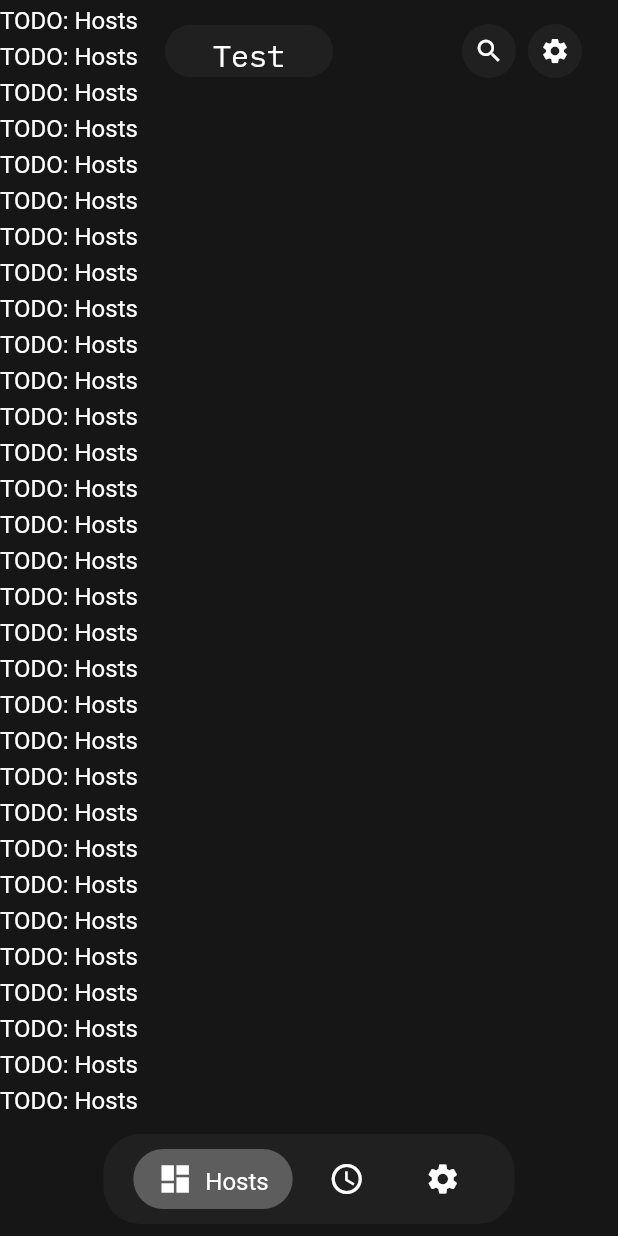
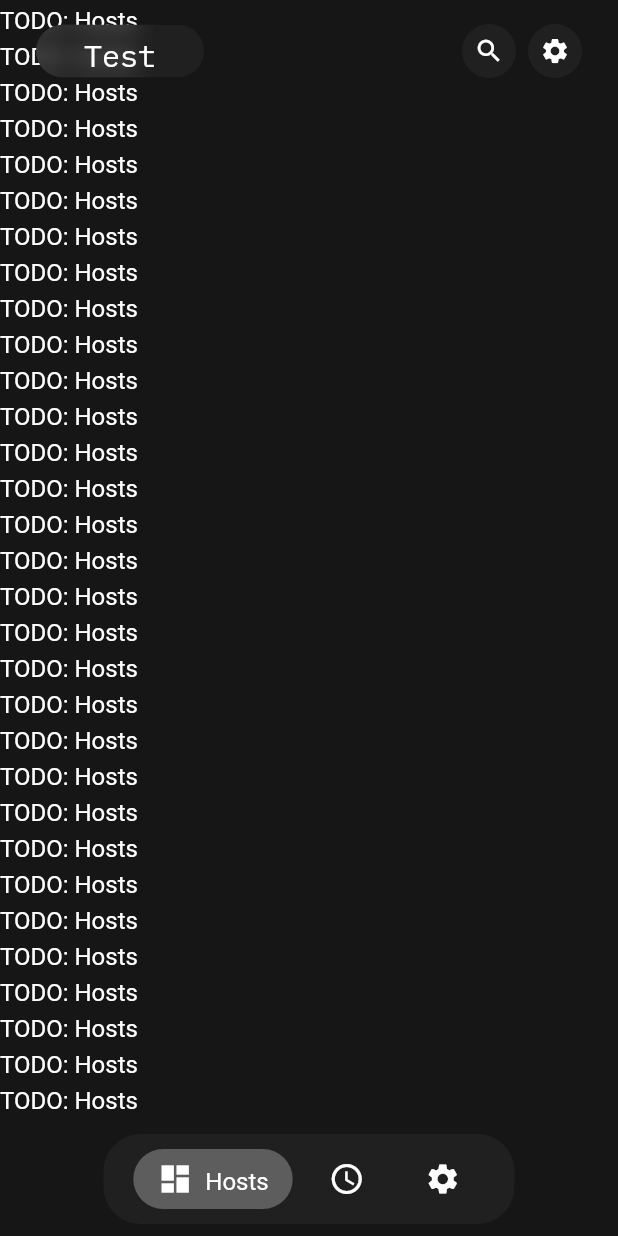
Before and after one commit to cliq-terminal/cliq, a Flutter app: the screen it shows after launch, on a phone screen of 412 x 824 dp. Run offline on Flutter 3.47's test engine with Material 3 defaults, Android fonts, the phone set to English and light mode, and no system bars; our stand-ins replace flutter_hooks, go_router, hooks_riverpod, shared_preferences; missing offline and left inert: dartssh2.

Commit message:
somewhat fix appbar layout for now

```diff
--- a/frontend/packages/cliq_ui/lib/src/widgets/app_bar.dart
+++ b/frontend/packages/cliq_ui/lib/src/widgets/app_bar.dart
@@ -24,39 +24,26 @@ class CliqAppBar extends StatelessWidget {
         right: style.pagePadding.horizontal,
       ),
       child: Row(
-        mainAxisAlignment: MainAxisAlignment.center,
+        mainAxisAlignment: MainAxisAlignment.spaceBetween,
         crossAxisAlignment: CrossAxisAlignment.center,
         children: [
-          left != null
-              ? Row(
-                  spacing: 8,
-                  mainAxisSize: MainAxisSize.min,
-                  children: left!,
-                )
-              : const SizedBox.shrink(),
+          if (left != null)
+            Row(spacing: 8, mainAxisSize: MainAxisSize.min, children: left!),
           if (title != null)
-            Expanded(
-              child: Center(
-                child: CliqBlurBackground(
+            CliqBlurBackground(
               child: DefaultTextStyle.merge(
                 style: textStyle.xl.copyWith(
                   fontFamily: CliqFontFamily.secondary.fontFamily,
-                        color: style.textColor),
+                  color: style.textColor,
+                ),
                 child: Padding(
                   padding: const EdgeInsets.symmetric(horizontal: 32),
                   child: title ?? const SizedBox.shrink(),
                 ),
               ),
             ),
-              ),
-            ),
-          right != null
-              ? Row(
-                  spacing: 8,
-                  mainAxisSize: MainAxisSize.min,
-                  children: right!,
-                )
-              : const SizedBox.shrink(),
+          if (right != null)
+            Row(spacing: 8, mainAxisSize: MainAxisSize.min, children: right!),
         ],
       ),
     );
```
Lines whose indentation alone changed are shown as unchanged.
